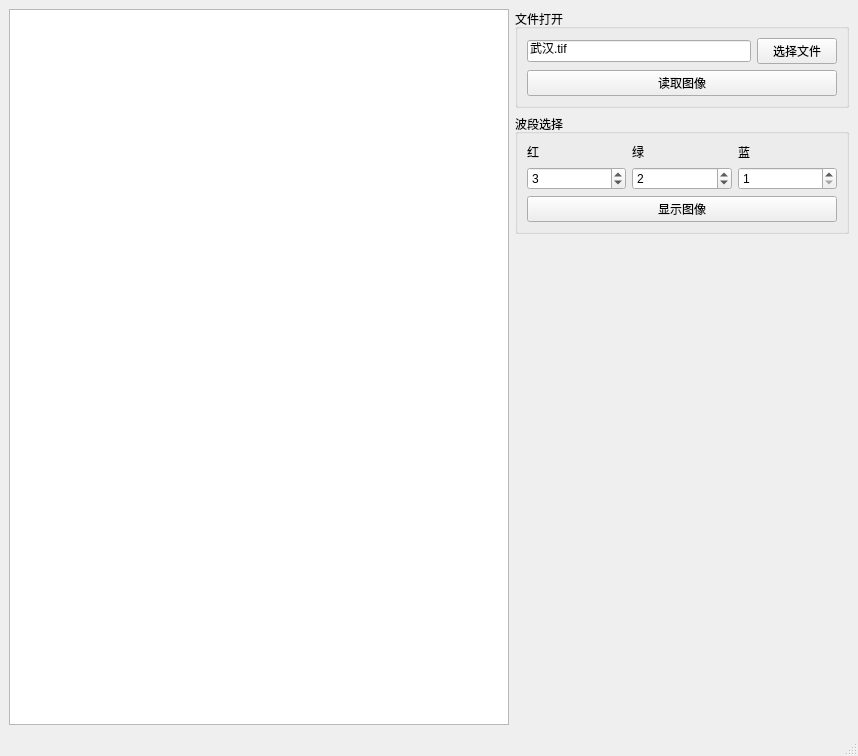
This is MainWin.ui in QuinMeow/RSPCourse_CUG2022 as Qt 5 draws it before an edit. The edited form follows.
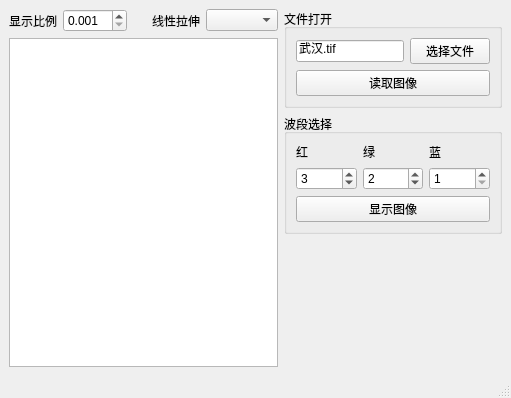
This is the edited form.

Commit message: 关联显示比例槽

```diff
--- a/MainWin.ui
+++ b/MainWin.ui
@@ -6,8 +6,8 @@
    <rect>
     <x>0</x>
     <y>0</y>
-    <width>858</width>
-    <height>756</height>
+    <width>511</width>
+    <height>398</height>
    </rect>
   </property>
   <property name="windowTitle">
@@ -19,19 +19,88 @@
    </property>
    <layout class="QHBoxLayout" name="horizontalLayout_2">
     <item>
-     <widget class="QGraphicsView" name="MainView">
-      <property name="minimumSize">
-       <size>
-        <width>500</width>
-        <height>500</height>
-       </size>
-      </property>
-     </widget>
+     <layout class="QVBoxLayout" name="verticalLayout_4">
+      <item>
+       <layout class="QHBoxLayout" name="horizontalLayout">
+        <item>
+         <widget class="QLabel" name="label_4">
+          <property name="text">
+           <string>显示比例</string>
+          </property>
+         </widget>
+        </item>
+        <item>
+         <widget class="QDoubleSpinBox" name="SpBox_Ratio">
+          <property name="decimals">
+           <number>3</number>
+          </property>
+          <property name="minimum">
+           <double>0.001000000000000</double>
+          </property>
+          <property name="maximum">
+           <double>10.000000000000000</double>
+          </property>
+          <property name="singleStep">
+           <double>0.100000000000000</double>
+          </property>
+         </widget>
+        </item>
+        <item>
+         <spacer name="horizontalSpacer">
+          <property name="orientation">
+           <enum>Qt::Horizontal</enum>
+          </property>
+          <property name="sizeType">
+           <enum>QSizePolicy::Expanding</enum>
+          </property>
+          <property name="sizeHint" stdset="0">
+           <size>
+            <width>40</width>
+            <height>20</height>
+           </size>
+          </property>
+         </spacer>
+        </item>
+        <item>
+         <widget class="QLabel" name="label_5">
+          <property name="text">
+           <string>线性拉伸</string>
+          </property>
+         </widget>
+        </item>
+        <item>
+         <widget class="QComboBox" name="ComBox_Stretch"/>
+        </item>
+       </layout>
+      </item>
+      <item>
+       <widget class="QGraphicsView" name="MainView">
+        <property name="sizePolicy">
+         <sizepolicy hsizetype="Expanding" vsizetype="Expanding">
+          <horstretch>0</horstretch>
+          <verstretch>0</verstretch>
+         </sizepolicy>
+        </property>
+        <property name="minimumSize">
+         <size>
+          <width>200</width>
+          <height>200</height>
+         </size>
+        </property>
+       </widget>
+      </item>
+     </layout>
     </item>
     <item>
      <layout class="QVBoxLayout" name="verticalLayout">
       <item>
        <widget class="QGroupBox" name="groupBox_2">
+        <property name="sizePolicy">
+         <sizepolicy hsizetype="MinimumExpanding" vsizetype="Preferred">
+          <horstretch>0</horstretch>
+          <verstretch>0</verstretch>
+         </sizepolicy>
+        </property>
         <property name="title">
          <string>文件打开</string>
         </property>
@@ -69,6 +138,12 @@
       </item>
       <item>
        <widget class="QGroupBox" name="groupBox">
+        <property name="sizePolicy">
+         <sizepolicy hsizetype="MinimumExpanding" vsizetype="Preferred">
+          <horstretch>0</horstretch>
+          <verstretch>0</verstretch>
+         </sizepolicy>
+        </property>
         <property name="title">
          <string>波段选择</string>
         </property>
```
Left out of the diff: 4 changed lines with no effect on the pictures. The commit also changes 4 other files.
